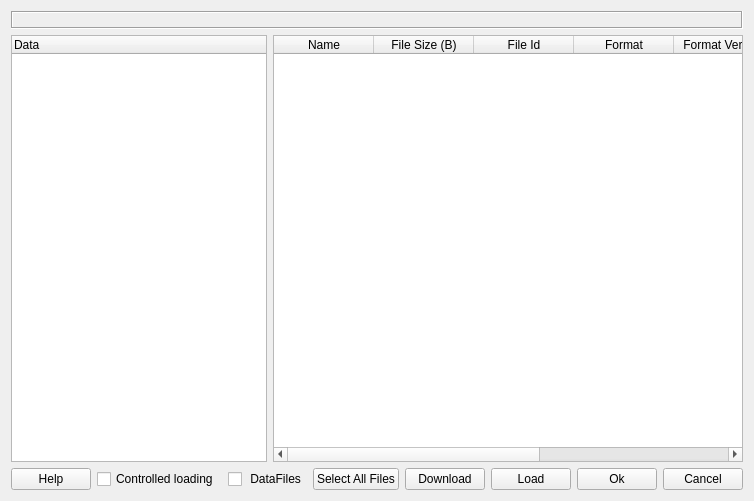
This is Code/qtiplot/MantidQt/MantidWidgets/inc/ICatInvestigation.ui in mantidproject/mantid as Qt 5 draws it before an edit. The edited form follows.
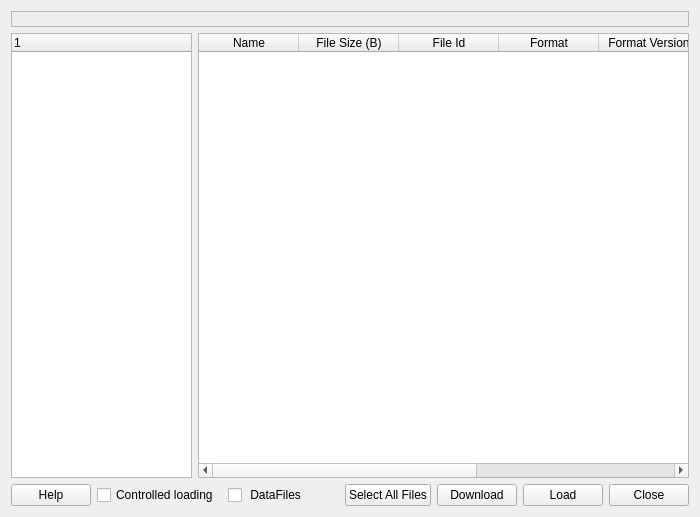
This is the edited form.

Commit message: re #1317 - changed the UI layouts of ICat interfaces,progress reporting added to Download data files interface, added a new class ICatUtils which provides utility methods to populate ICat Search and Investigation widgets. also adding CustomDialogs.pro which I forgot to submit in last check in.

Diff of the .ui file:
```diff
--- a/Code/qtiplot/MantidQt/MantidWidgets/inc/ICatInvestigation.ui
+++ b/Code/qtiplot/MantidQt/MantidWidgets/inc/ICatInvestigation.ui
@@ -5,18 +5,18 @@
    <rect>
     <x>0</x>
     <y>0</y>
-    <width>698</width>
-    <height>501</height>
+    <width>700</width>
+    <height>517</height>
    </rect>
   </property>
   <property name="windowTitle" >
    <string>Investigation Data</string>
   </property>
   <layout class="QGridLayout" name="gridLayout" >
-   <item row="0" column="0" colspan="5" >
+   <item row="0" column="0" colspan="2" >
     <widget class="QLabel" name="invstlabel" >
      <property name="frameShape" >
-      <enum>QFrame::Box</enum>
+      <enum>QFrame::StyledPanel</enum>
      </property>
      <property name="frameShadow" >
       <enum>QFrame::Sunken</enum>
@@ -26,8 +26,14 @@
      </property>
     </widget>
    </item>
-   <item row="1" column="0" colspan="3" >
+   <item row="1" column="0" >
     <widget class="QTreeWidget" name="invsttreeWidget" >
+     <property name="maximumSize" >
+      <size>
+       <width>181</width>
+       <height>16777215</height>
+      </size>
+     </property>
      <property name="horizontalScrollBarPolicy" >
       <enum>Qt::ScrollBarAsNeeded</enum>
      </property>
@@ -39,12 +45,12 @@
      </property>
      <column>
       <property name="text" >
-       <string>Data</string>
+       <string/>
       </property>
      </column>
     </widget>
    </item>
-   <item row="1" column="3" colspan="2" >
+   <item row="1" column="1" >
     <widget class="QTableWidget" name="invsttableWidget" >
      <property name="font" >
       <font>
@@ -64,9 +70,15 @@
      <property name="selectionBehavior" >
       <enum>QAbstractItemView::SelectRows</enum>
      </property>
+     <property name="textElideMode" >
+      <enum>Qt::ElideLeft</enum>
+     </property>
      <property name="sortingEnabled" >
       <bool>false</bool>
      </property>
+     <property name="wordWrap" >
+      <bool>true</bool>
+     </property>
      <property name="cornerButtonEnabled" >
       <bool>true</bool>
      </property>
@@ -107,29 +119,42 @@
      </column>
     </widget>
    </item>
-   <item row="2" column="0" >
+   <item row="2" column="0" colspan="2" >
+    <layout class="QHBoxLayout" name="horizontalLayout" >
+     <item>
     <widget class="QPushButton" name="pushButton" >
      <property name="text" >
       <string>Help</string>
      </property>
     </widget>
    </item>
-   <item row="2" column="1" >
+     <item>
     <widget class="QCheckBox" name="loadcheckBox" >
      <property name="text" >
       <string>Controlled loading </string>
      </property>
     </widget>
    </item>
-   <item row="2" column="2" colspan="2" >
+     <item>
     <widget class="QCheckBox" name="dataFilescheckBox" >
      <property name="text" >
       <string> DataFiles</string>
      </property>
     </widget>
    </item>
-   <item row="2" column="4" >
-    <layout class="QHBoxLayout" name="horizontalLayout" >
+     <item>
+      <spacer name="horizontalSpacer" >
+       <property name="orientation" >
+        <enum>Qt::Horizontal</enum>
+       </property>
+       <property name="sizeHint" stdset="0" >
+        <size>
+         <width>68</width>
+         <height>20</height>
+        </size>
+       </property>
+      </spacer>
+     </item>
      <item>
       <widget class="QPushButton" name="selectallButton" >
        <property name="text" >
@@ -151,17 +176,10 @@
        </property>
       </widget>
      </item>
-     <item>
-      <widget class="QPushButton" name="okButton" >
-       <property name="text" >
-        <string>Ok</string>
-       </property>
-      </widget>
-     </item>
      <item>
       <widget class="QPushButton" name="cancelButton" >
        <property name="text" >
-        <string>Cancel</string>
+        <string>Close</string>
        </property>
       </widget>
      </item>
```
Left out of the diff: 18 changed lines with no effect on the pictures. Lines whose indentation alone changed are shown as unchanged. The commit also changes 16 other files.
